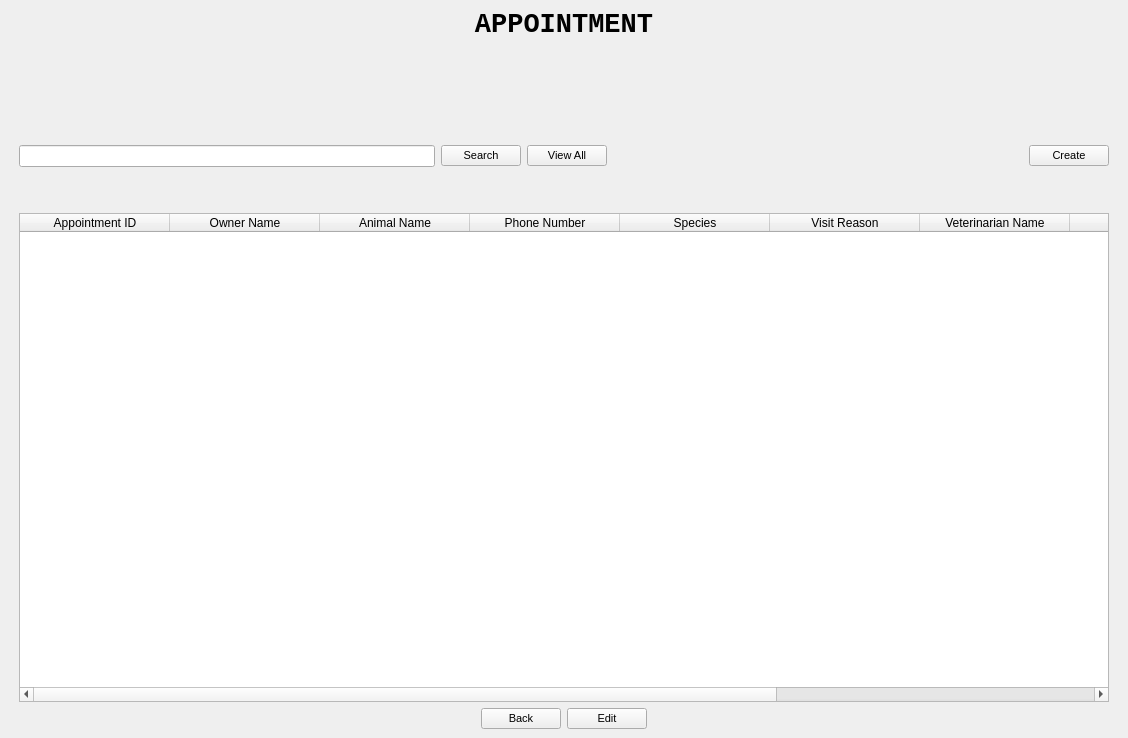
ASNaeem/Simple-VCMS, file AppointmentUI.ui: the form before one commit.
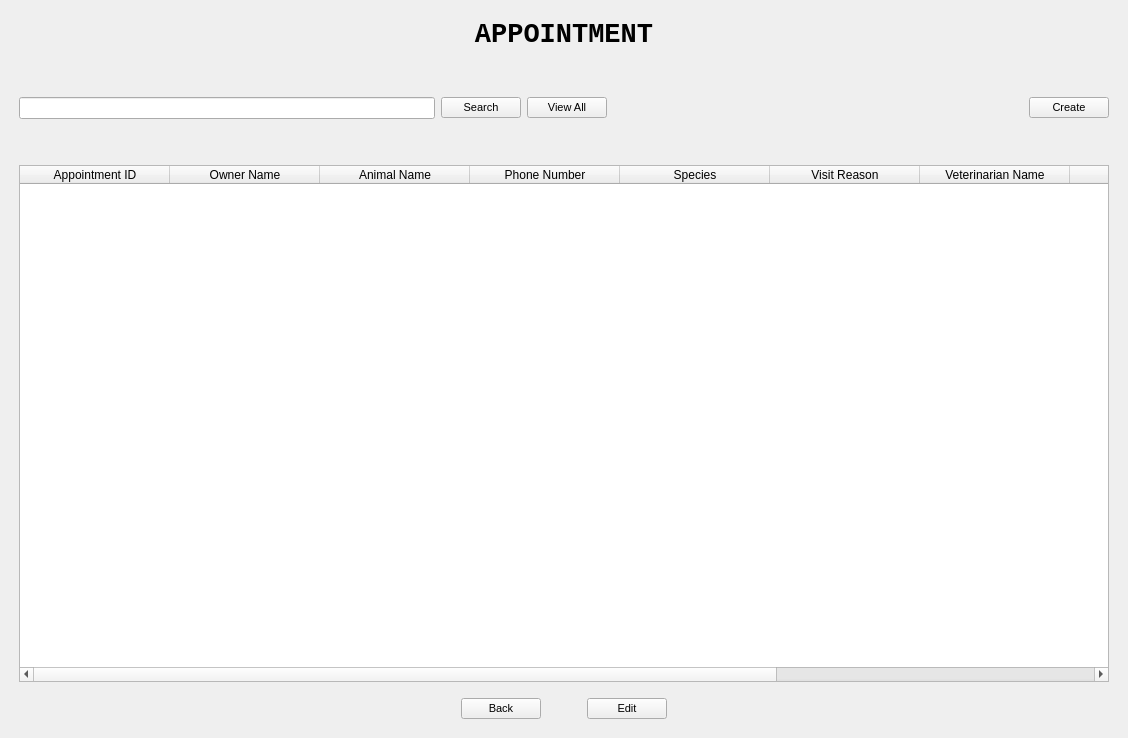
The form after the commit.

What changed in the file:
```diff
--- a/AppointmentUI.ui
+++ b/AppointmentUI.ui
@@ -22,12 +22,15 @@
   <widget class="QWidget" name="centralwidget">
    <layout class="QVBoxLayout" name="verticalLayout_2">
     <item>
-     <layout class="QVBoxLayout" name="verticalLayout" stretch="1,5,1,0,25,1">
+     <layout class="QVBoxLayout" name="verticalLayout" stretch="1,0,1,0,40,1">
       <item>
        <layout class="QHBoxLayout" name="horizontal_layout_Label">
         <property name="leftMargin">
          <number>10</number>
         </property>
+        <property name="topMargin">
+         <number>10</number>
+        </property>
         <property name="rightMargin">
          <number>10</number>
         </property>
@@ -196,6 +199,9 @@
         <property name="rightMargin">
          <number>10</number>
         </property>
+        <property name="bottomMargin">
+         <number>10</number>
+        </property>
         <item>
          <widget class="QTableWidget" name="appointment_table_widget_2">
           <property name="sizePolicy">
@@ -298,13 +304,16 @@
        </layout>
       </item>
       <item>
-       <layout class="QHBoxLayout" name="horizontal_layout_button">
+       <layout class="QHBoxLayout" name="horizontal_layout_button" stretch="1,0,0,0,1">
         <property name="leftMargin">
          <number>10</number>
         </property>
         <property name="rightMargin">
          <number>10</number>
         </property>
+        <property name="bottomMargin">
+         <number>10</number>
+        </property>
         <item>
          <spacer name="horizontalSpacer_5">
           <property name="orientation">
@@ -341,6 +350,19 @@
           </property>
          </widget>
         </item>
+        <item>
+         <spacer name="horizontalSpacer">
+          <property name="orientation">
+           <enum>Qt::Horizontal</enum>
+          </property>
+          <property name="sizeHint" stdset="0">
+           <size>
+            <width>40</width>
+            <height>20</height>
+           </size>
+          </property>
+         </spacer>
+        </item>
         <item>
          <widget class="QPushButton" name="edit_button_2">
           <property name="sizePolicy">
```
